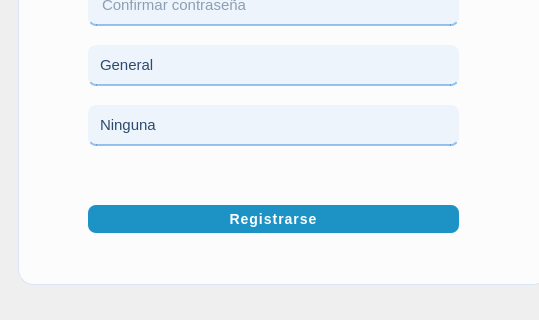
Before: the Qt Designer form src/vista/ui/vistaRegistro.ui in laraanton/InSo, drawn with Qt 5; both pictures show x 0 to 539 and y 524 to 844 of the 1115 by 844 pixel window.
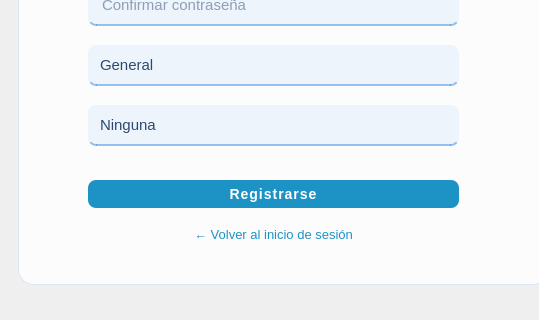
After: the same form once the commit is applied. Icons and pictures are not drawn.

Patch:
```diff
--- a/src/vista/ui/vistaRegistro.ui
+++ b/src/vista/ui/vistaRegistro.ui
@@ -363,7 +363,7 @@
           <property name="geometry">
            <rect>
             <x>70</x>
-            <y>620</y>
+            <y>595</y>
             <width>371</width>
             <height>28</height>
            </rect>
@@ -390,7 +390,41 @@
            <string>Registrarse</string>
           </property>
          </widget>
-
+        <!-- Botón Volver al Login -->
+        <widget class="QPushButton" name="botonVolver">
+        <property name="geometry">
+        <rect>
+        <x>70</x>
+        <y>635</y>
+        <width>371</width>
+        <height>28</height>
+        </rect>
+        </property>
+        <property name="styleSheet">
+        <string notr="true">QPushButton {
+            background-color: transparent;
+            color: rgb(29, 147, 197);
+            font-size: 13px;
+            font-weight: 400;
+            border: none;
+            border-radius: 8px;
+            padding: 6px;
+        }
+        QPushButton:hover {
+            color: rgb(24, 95, 165);
+            text-decoration: underline;
+        }
+        QPushButton:pressed {
+            color: rgb(12, 68, 124);
+        }</string>
+        </property>
+        <property name="text">
+        <string>← Volver al inicio de sesión</string>
+        </property>
+        <property name="cursor">
+        <cursorShape>PointingHandCursor</cursorShape>
+        </property>
+        </widget>
         </widget>
        </widget>
       </item>
```
